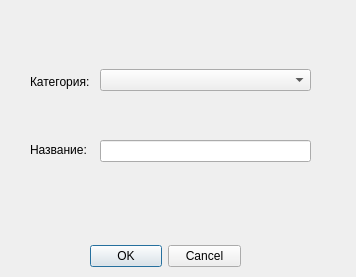
Before: the Qt Designer form styles/change_cat_name.ui in NickBogat/appNote, drawn with Qt 5.
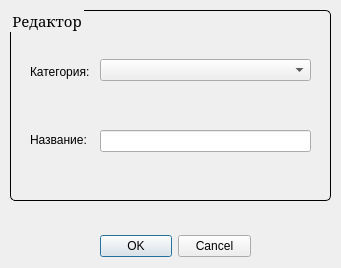
After: the same form once the commit is applied.

```diff
--- a/styles/change_cat_name.ui
+++ b/styles/change_cat_name.ui
@@ -6,8 +6,8 @@
    <rect>
     <x>0</x>
     <y>0</y>
-    <width>356</width>
-    <height>277</height>
+    <width>341</width>
+    <height>268</height>
    </rect>
   </property>
   <property name="windowTitle">
@@ -16,8 +16,8 @@
   <widget class="QDialogButtonBox" name="buttonBox">
    <property name="geometry">
     <rect>
-     <x>90</x>
-     <y>240</y>
+     <x>100</x>
+     <y>230</y>
      <width>151</width>
      <height>32</height>
     </rect>
@@ -29,11 +29,42 @@
     <set>QDialogButtonBox::Cancel|QDialogButtonBox::Ok</set>
    </property>
   </widget>
+  <widget class="QGroupBox" name="groupBox">
+   <property name="geometry">
+    <rect>
+     <x>10</x>
+     <y>10</y>
+     <width>321</width>
+     <height>191</height>
+    </rect>
+   </property>
+   <property name="font">
+    <font>
+     <family>MS Serif</family>
+     <pointsize>11</pointsize>
+    </font>
+   </property>
+   <property name="styleSheet">
+    <string notr="true">QGroupBox {
+margin-top: 2ex;
+}
+QGroupBox:enabled {
+border: 1px solid black;
+border-radius: 5px;
+}
+QGroupBox::title {
+subcontrol-origin: margin;
+ left: 3ex;
+}</string>
+   </property>
+   <property name="title">
+    <string>Редактор</string>
+   </property>
   <widget class="QWidget" name="verticalLayoutWidget">
    <property name="geometry">
     <rect>
-     <x>30</x>
-     <y>50</y>
+      <x>20</x>
+      <y>30</y>
      <width>61</width>
      <height>131</height>
     </rect>
@@ -58,8 +89,8 @@
   <widget class="QWidget" name="verticalLayoutWidget_2">
    <property name="geometry">
     <rect>
-     <x>100</x>
-     <y>50</y>
+      <x>90</x>
+      <y>30</y>
      <width>211</width>
      <height>131</height>
     </rect>
@@ -75,6 +106,7 @@
      <widget class="QLineEdit" name="nameEdit"/>
     </item>
    </layout>
+   </widget>
   </widget>
  </widget>
  <resources/>
```
Lines whose indentation alone changed are shown as unchanged.
